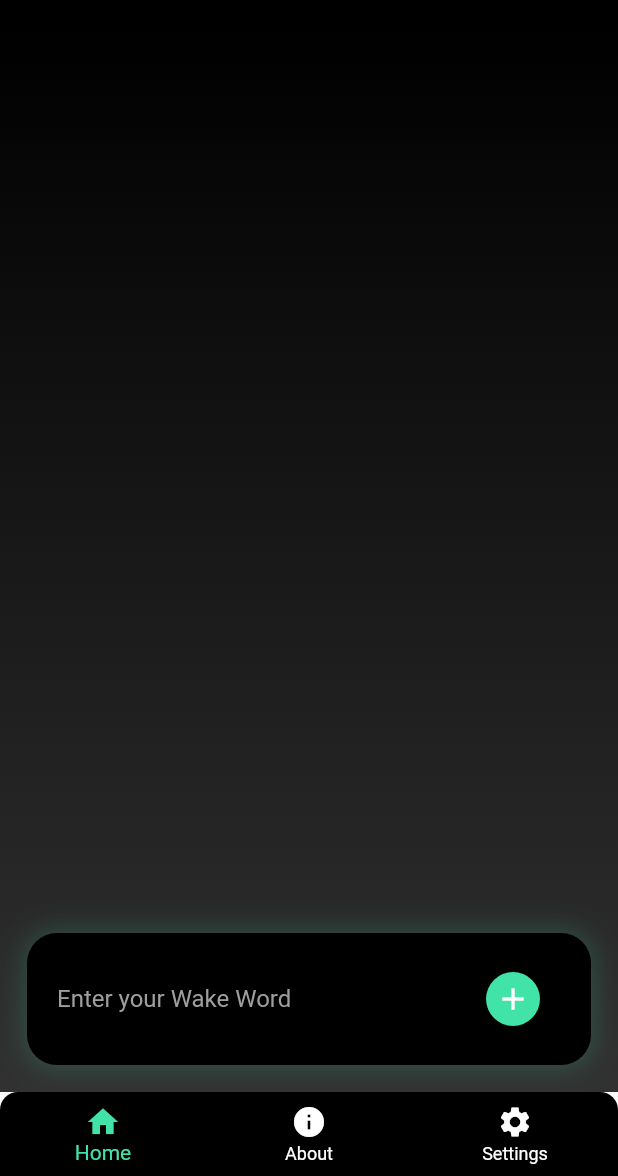
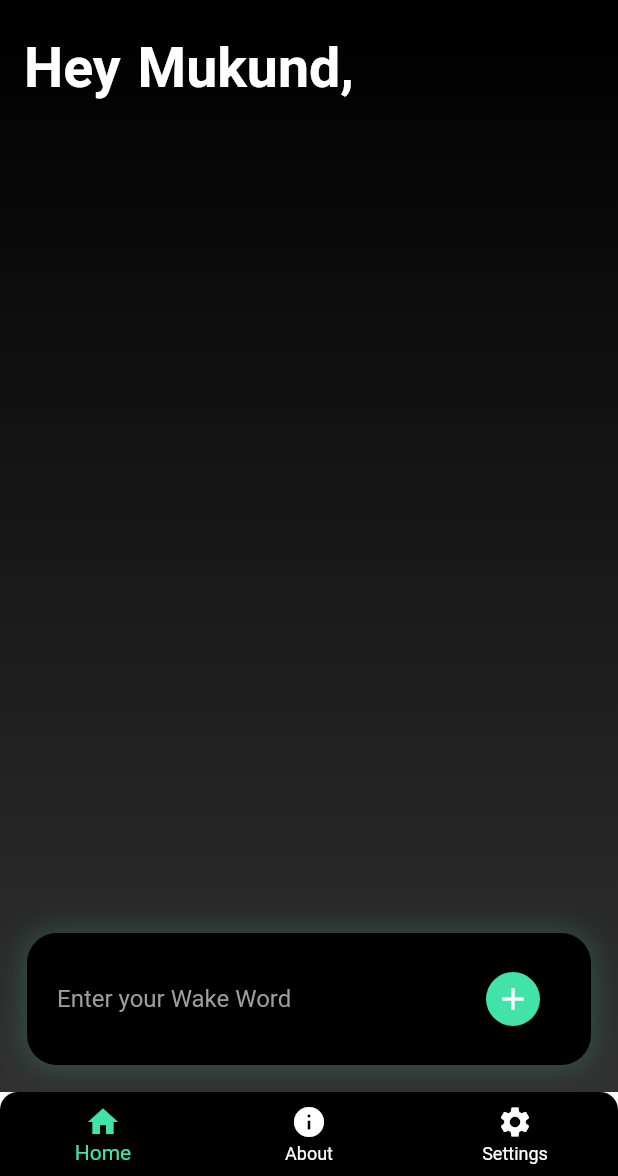
Before and after one commit to mukundsolanki/Pratyaksh-AR, a Flutter app: the HomePage screen opened directly, on a phone screen of 412 x 824 dp, the part 60-1236 px from its top. Run offline on Flutter 3.47's test engine with Material 2 defaults, Android fonts, the light colour scheme and no system bars; our stand-ins replace flutter_svg, slide_to_act.

Commit message:
UI Improvement: Added user display

```diff
--- a/pratyakshapp/lib/home_page.dart
+++ b/pratyakshapp/lib/home_page.dart
@@ -131,6 +131,21 @@ class _HomePageState extends State<HomePage> {
       ),
       child: Column(
         children: [
+          Align(
+            alignment: Alignment.centerLeft,
+            child: Padding(
+              padding: const EdgeInsets.fromLTRB(16.0, 8.0, 8.0, 8.0),
+              child: Text(
+                'Hey Mukund,',
+                textAlign: TextAlign.left,
+                style: TextStyle(wordSpacing: 2,
+                  fontSize: 37,
+                  fontWeight: FontWeight.bold,
+                  color: Colors.white,
+                ),
+              ),
+            ),
+          ),
           Expanded(
             child: ListView.builder(
               itemCount: tasks.length,
```
